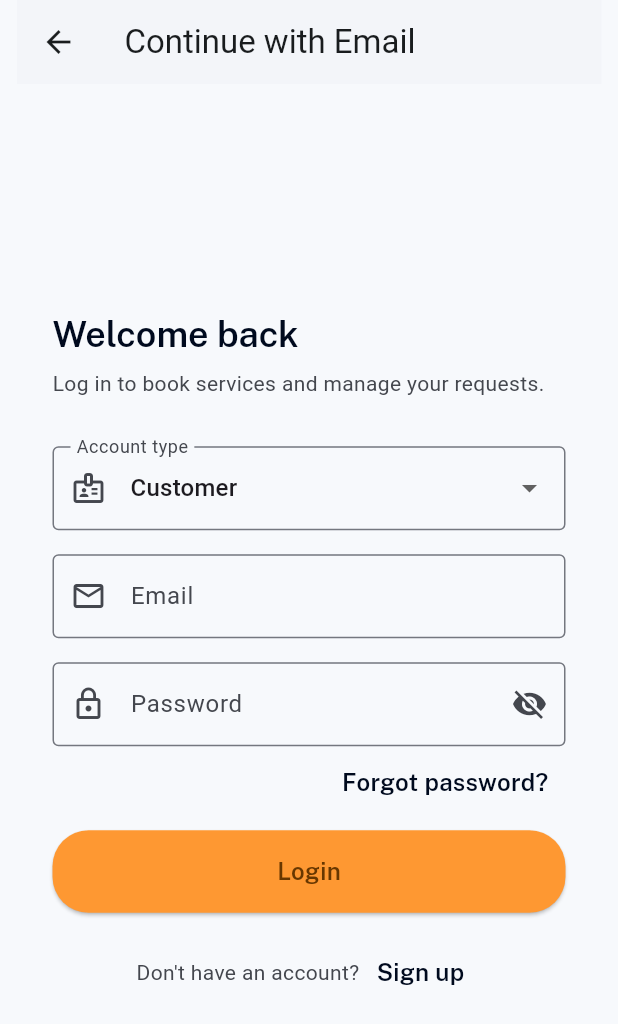
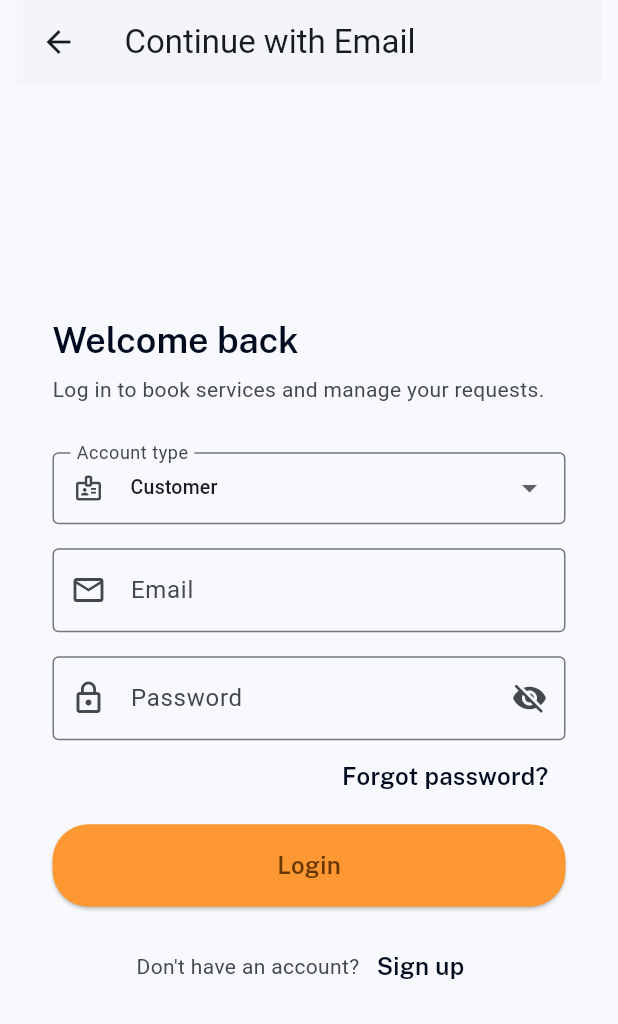
Before and after one commit to Tanish1026/SDCS, a Flutter app: the EmailLoginPage screen opened directly, on a phone screen of 412 x 824 dp. Shown: the top 1024 px of the screen. Run offline on Flutter 3.47's test engine with Material 3 defaults, Android fonts, the light colour scheme and no system bars; our stand-ins replace go_router, google_fonts; network calls fail.

Commit message:
Some needed Tweakings

```diff
--- a/lib/screens/home_screen.dart
+++ b/lib/screens/home_screen.dart
@@ -978,10 +978,23 @@
                     const SizedBox(height: 32),
                     DropdownButtonFormField<UserRole>(
                       initialValue: _role,
-                      decoration: const InputDecoration(labelText: 'Account type', prefixIcon: Icon(Icons.badge_outlined), border: OutlineInputBorder()),
+                      isExpanded: true,
+                      itemHeight: 48,
+                      decoration: const InputDecoration(
+                        labelText: 'Account type',
+                        prefixIcon: Icon(Icons.badge_outlined, size: 20),
+                        border: OutlineInputBorder(),
+                        isDense: true,
+                      ),
                       items: const [
-                        DropdownMenuItem(value: UserRole.customer, child: Text('Customer')),
-                        DropdownMenuItem(value: UserRole.admin, child: Text('Administrator')),
+                        DropdownMenuItem(
+                          value: UserRole.customer,
+                          child: Text('Customer', overflow: TextOverflow.ellipsis, style: TextStyle(fontSize: 13)),
+                        ),
+                        DropdownMenuItem(
+                          value: UserRole.admin,
+                          child: Text('Administrator', overflow: TextOverflow.ellipsis, style: TextStyle(fontSize: 13)),
+                        ),
                       ],
                       onChanged: (value) => setState(() => _role = value ?? UserRole.customer),
                     ),
--- a/lib/widgets/custom_app_bar.dart
+++ b/lib/widgets/custom_app_bar.dart
@@ -9,7 +9,7 @@
   Size get preferredSize => const Size.fromHeight(60);
 
   void _handleLogin(BuildContext context) {
-    context.go('/admin/dashboard');
+    context.go('/login');
   }
 
   @override
```
Also changed, not shown: lib/screens/admin/allocation_screen.dart (+78 -18 lines), pubspec.lock, 1 other file.
